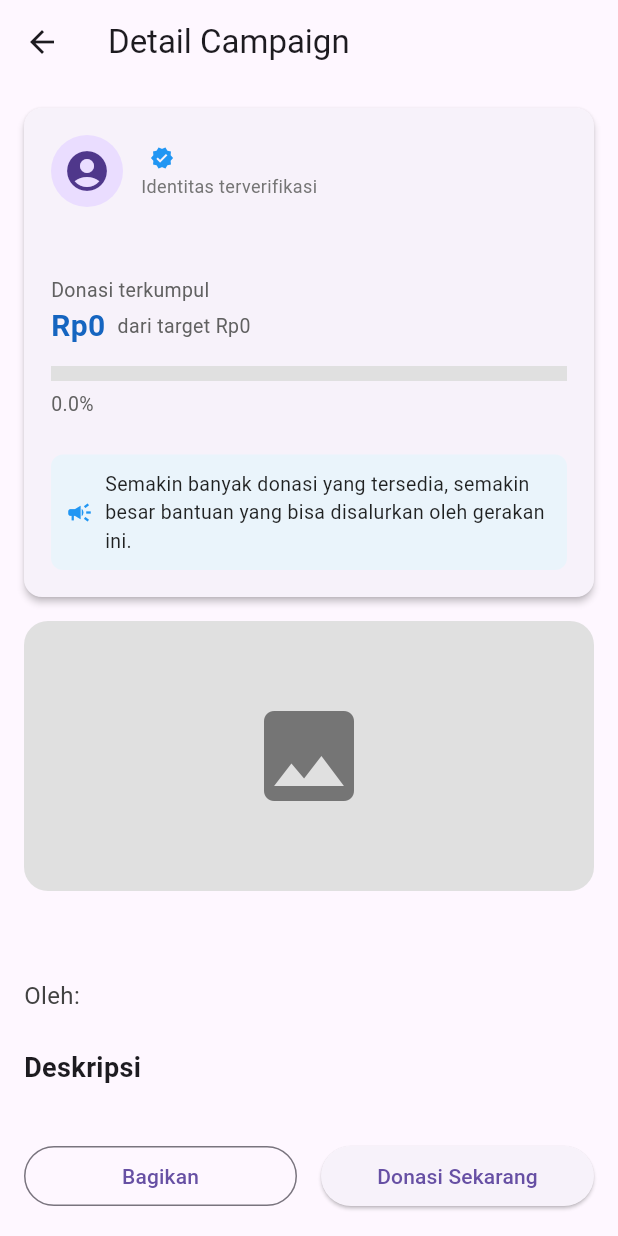
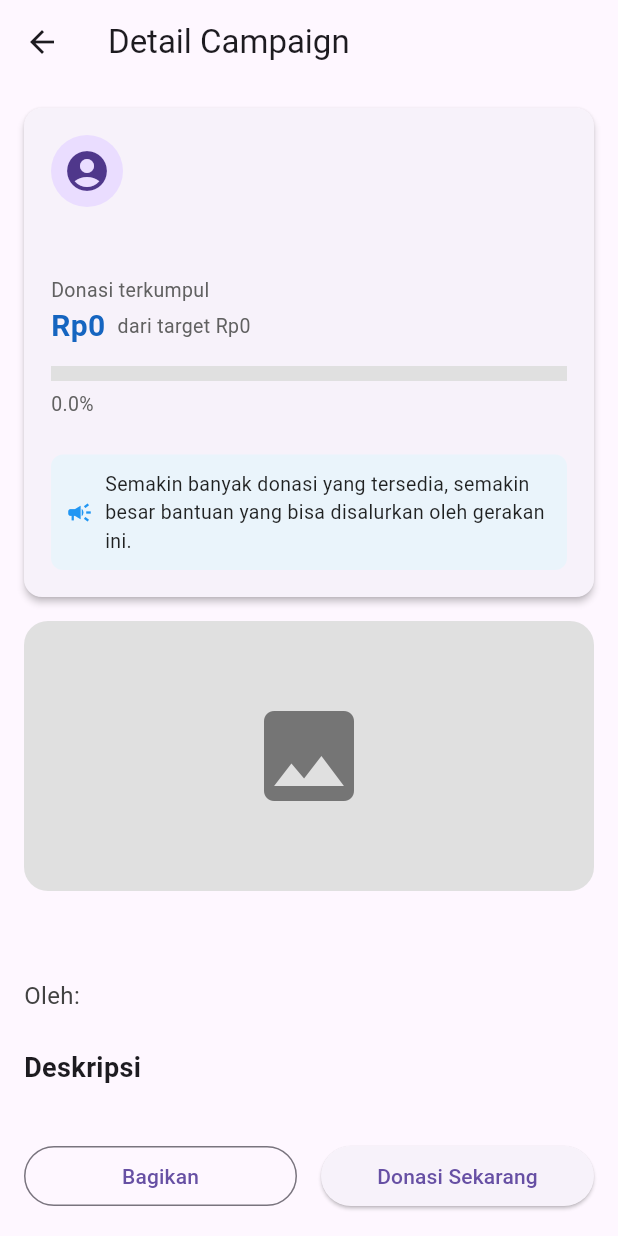
Before and after one commit to rzptr30/bantoo_app, a Flutter app: the CampaignDetailScreen screen opened directly with empty values, on a phone screen of 412 x 824 dp. Run offline on Flutter 3.47's test engine with Material 3 defaults, Android fonts, the phone set to English and light mode, and no system bars; our stand-ins replace image_cropper, image_picker, share_plus, shared_preferences, sqflite; accounts and stored records are empty; Roboto replaces fonts that are missing (Montserrat).

Commit message:
hapus terverifikasi

```diff
--- a/lib/screens/campaign_detail_screen.dart
+++ b/lib/screens/campaign_detail_screen.dart
@@ -315,11 +315,11 @@ class _CampaignDetailScreenState extends State<CampaignDetailScreen> {
                                 widget.campaign.creator,
                                 style: TextStyle(fontWeight: FontWeight.bold),
                               ),
-                              SizedBox(width: 6),
-                              Icon(Icons.verified, color: Colors.blue, size: 16),
+                              // SizedBox(width: 6),
+                              // Icon(Icons.verified, color: Colors.blue, size: 16),
                             ],
                           ),
-                          Text("Identitas terverifikasi", style: TextStyle(fontSize: 12, color: Colors.grey[600])),
+                          // Text("Identitas terverifikasi", style: TextStyle(fontSize: 12, color: Colors.grey[600])),
                         ],
                       )
                     ],
```
